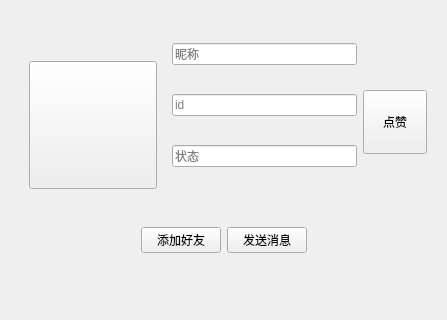
Qt form userdetail.ui (hohohhhho/QU) before a commit; both pictures show x 0 to 447 and y 0 to 320 of the 447 by 570 pixel window.
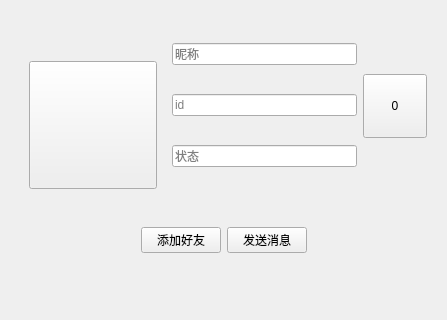
The same form after that commit. Icons and pictures are not drawn. Custom widgets are drawn as their Qt base class.

```diff
--- a/userdetail.ui
+++ b/userdetail.ui
@@ -204,13 +204,7 @@
        </widget>
       </item>
       <item>
-       <widget class="MyHintPushButton" name="btn_like">
-        <property name="sizePolicy">
-         <sizepolicy hsizetype="Fixed" vsizetype="Fixed">
-          <horstretch>0</horstretch>
-          <verstretch>0</verstretch>
-         </sizepolicy>
-        </property>
+       <widget class="QToolButton" name="btn_like">
         <property name="minimumSize">
          <size>
           <width>64</width>
@@ -219,12 +213,25 @@
         </property>
         <property name="maximumSize">
          <size>
-          <width>32</width>
-          <height>32</height>
+          <width>64</width>
+          <height>64</height>
+         </size>
+        </property>
+        <property name="baseSize">
+         <size>
+          <width>64</width>
+          <height>64</height>
          </size>
         </property>
         <property name="text">
-         <string>点赞</string>
+         <string>0</string>
+        </property>
+        <property name="icon">
+         <iconset resource="res.qrc">
+          <normaloff>:/res/like.png</normaloff>:/res/like.png</iconset>
+        </property>
+        <property name="toolButtonStyle">
+         <enum>Qt::ToolButtonStyle::ToolButtonTextBesideIcon</enum>
         </property>
        </widget>
       </item>
@@ -345,11 +352,6 @@
   </layout>
  </widget>
  <customwidgets>
-  <customwidget>
-   <class>MyHintPushButton</class>
-   <extends>QPushButton</extends>
-   <header>myhintpushbutton.h</header>
-  </customwidget>
   <customwidget>
    <class>Profile</class>
    <extends>QPushButton</extends>
```
Left out of the diff: 4 changed lines with no effect on the pictures.
